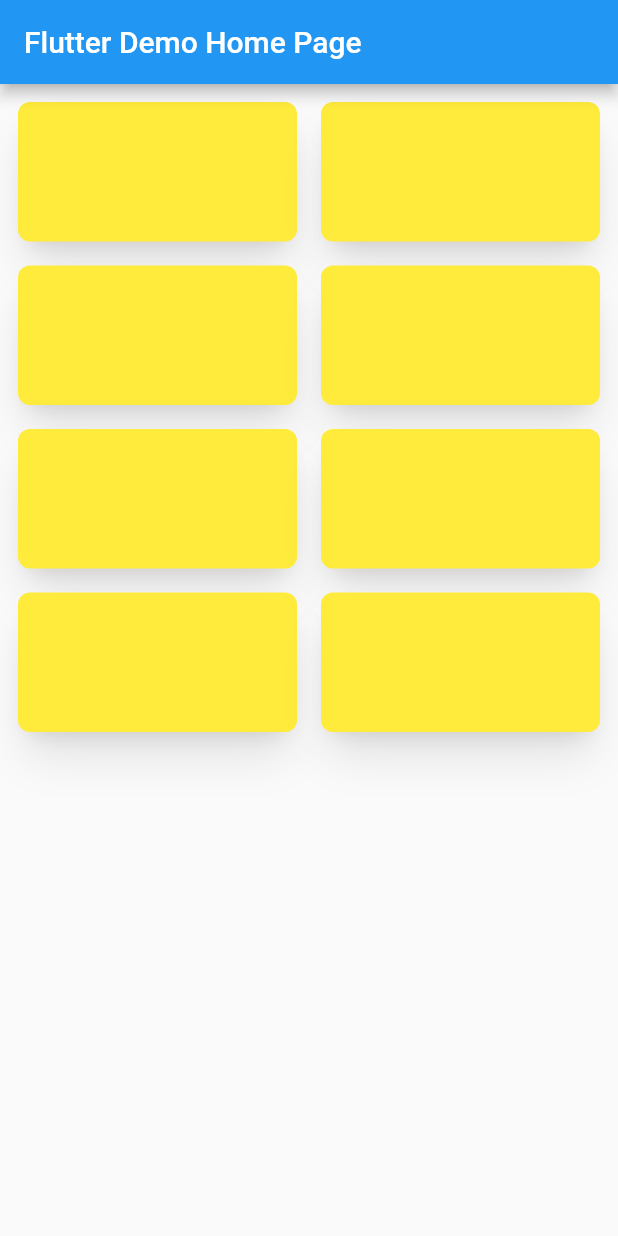
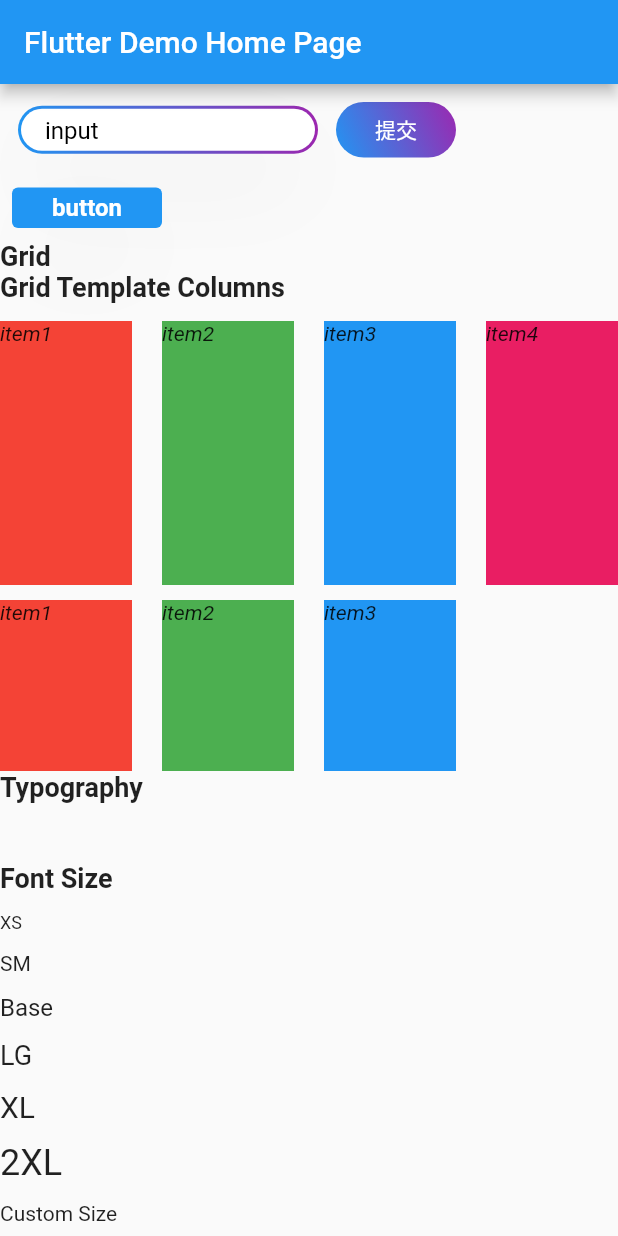
Before and after one commit to Not996NotOT/tailwindcss_build, a Flutter app: the screen it shows after launch, on a phone screen of 412 x 824 dp. Run offline on Flutter 3.47's test engine with Material 2 defaults, Android fonts, the phone set to English and light mode, and no system bars.

Commit message:
read changelog

```diff
--- a/example/lib/main.dart
+++ b/example/lib/main.dart
@@ -59,21 +59,60 @@ class _MyHomePageState extends State<MyHomePage> {
         ),
         body: ListView(
           children: [
-            Div(List.generate(
-                    8,
-                    (index) => Div([])
-                        .bg(Colors.yellow)
-                        .shadowXl()
-                        .roundedLg()
-                        .build()))
-                .h(1200)
-                .m(12)
-                .grid()
-                .gridCols(2)
-                .aspect(2/1)
-                .gapX(16)
-                .gapY(16)
-                .build(),
+            Div([
+              Div([
+                Input("input", onChange: (value) {
+                  print("input值:${value}");
+                })
+                    .fontNormal()
+                    .textBase()
+                    .text(Colors.black)
+                    .div()
+                    .roundedFull()
+                    .px(16)
+                    .py(8)
+                    .shadow2xl()
+                    .bg(Colors.white)
+                    .hFull()
+                    .wFull()
+                    .build()
+              ])
+                  .roundedFull()
+                  .from(Colors.blue)
+                  .to(Colors.purple)
+                  .w(200)
+                  .h(32)
+                  .p(2)
+                  .build(),
+              Span("提交")
+                  .text(Colors.white)
+                  .div()
+                  .from(Colors.blue)
+                  .to(Colors.purple)
+                  .bgGradientToBR()
+                  .w(80)
+                  .textCenter()
+                  .px(12)
+                  .py(8)
+                  .center()
+                  .roundedFull()
+                  .build()
+            ]).flex().flexRow().itemsCenter().gap(12).m(12).build(),
+            // Div(List.generate(
+            //         4,
+            //         (index) => Div([])
+            //             .bg(Colors.yellow)
+            //             .shadowXl()
+            //             .roundedLg()
+            //             .build()))
+            //     .h(1200)
+            //     .m(12)
+            //     .grid()
+            //     .gridCols(2)
+            //     .aspect(2/1)
+            //     .gapX(16)
+            //     .gapY(16)
+            //     .build(),
             Div([
               Span("button")
                   .fontBold()
--- a/pubspec.yaml
+++ b/pubspec.yaml
@@ -1,6 +1,6 @@
 name: tailwindcss_build
 description: Plugins developed based on tailwind css
-version: 0.0.4
+version: 0.0.5
 homepage: https://github.com/Not996NotOT/tailwindcss_build
 
 environment:
```
Also changed, not shown: lib/tailwindcss_build.dart (+79 -5 lines), example/pubspec.lock, 1 other file.
